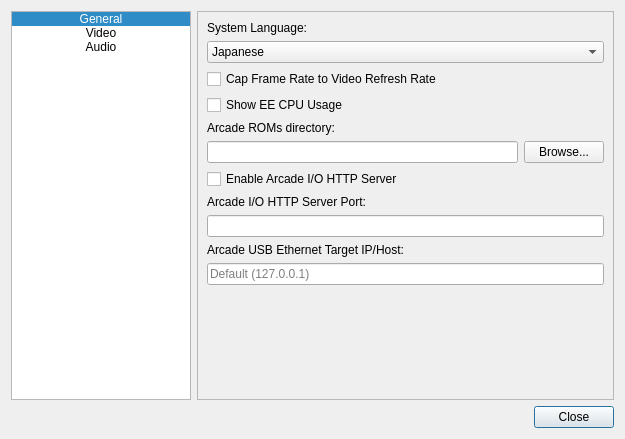
Old version of the form Source/ui_qt/Qt_ui/settingsdialog.ui in the repository cmlchung/Play-.
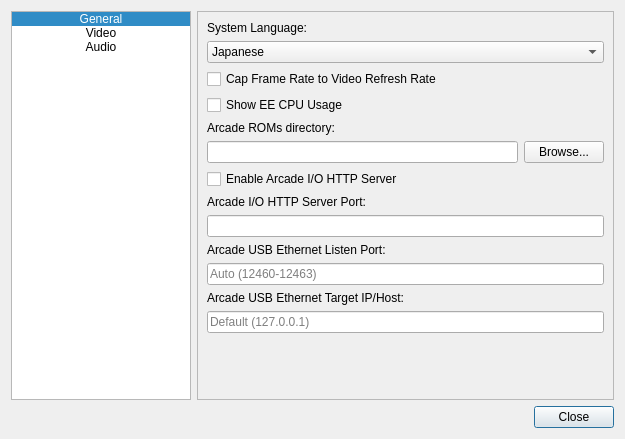
New version of the form. Icons and pictures are not drawn.

Commit message: add configurable UDP listen port for arcade USB Ethernet

Diff of the .ui file:
```diff
--- a/Source/ui_qt/Qt_ui/settingsdialog.ui
+++ b/Source/ui_qt/Qt_ui/settingsdialog.ui
@@ -244,6 +244,20 @@
        <item>
         <widget class="QLineEdit" name="lineEdit_arcadeIOServerPort"/>
        </item>
+       <item>
+        <widget class="QLabel" name="label_arcadeEthernetPort">
+         <property name="text">
+          <string>Arcade USB Ethernet Listen Port:</string>
+         </property>
+        </widget>
+       </item>
+       <item>
+        <widget class="QLineEdit" name="lineEdit_arcadeEthernetPort">
+         <property name="placeholderText">
+          <string>Auto (12460-12463)</string>
+         </property>
+        </widget>
+       </item>
        <item>
         <widget class="QLabel" name="label_arcadeEthernetTarget">
          <property name="text">
```
The commit also changes 5 other files.
